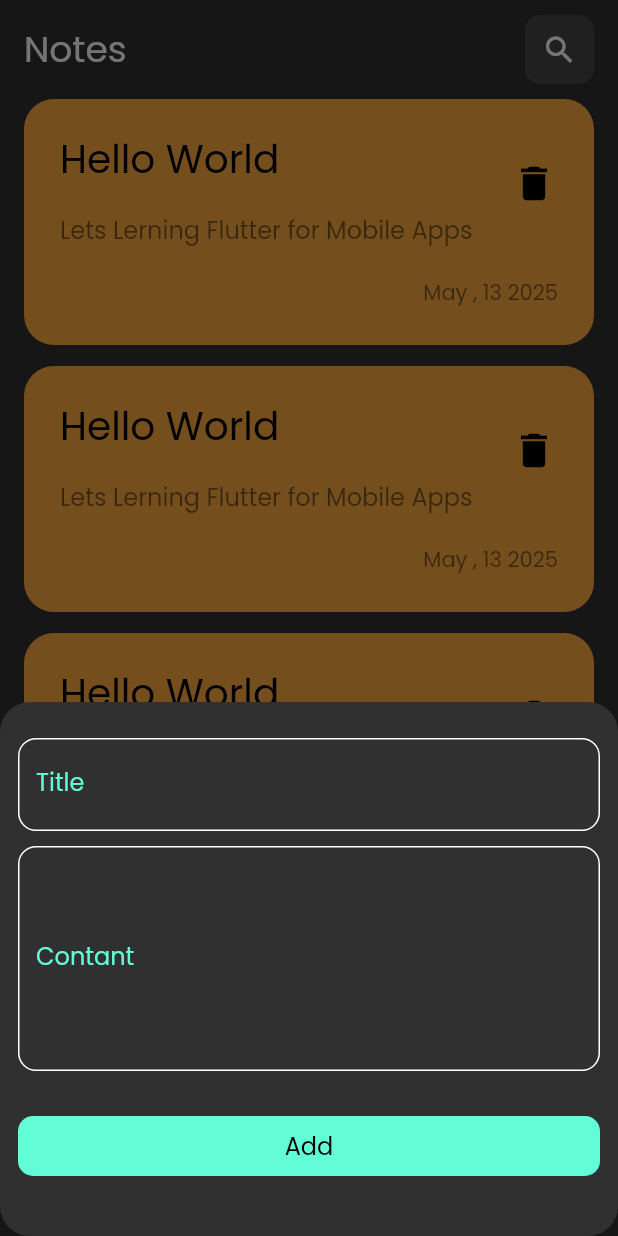
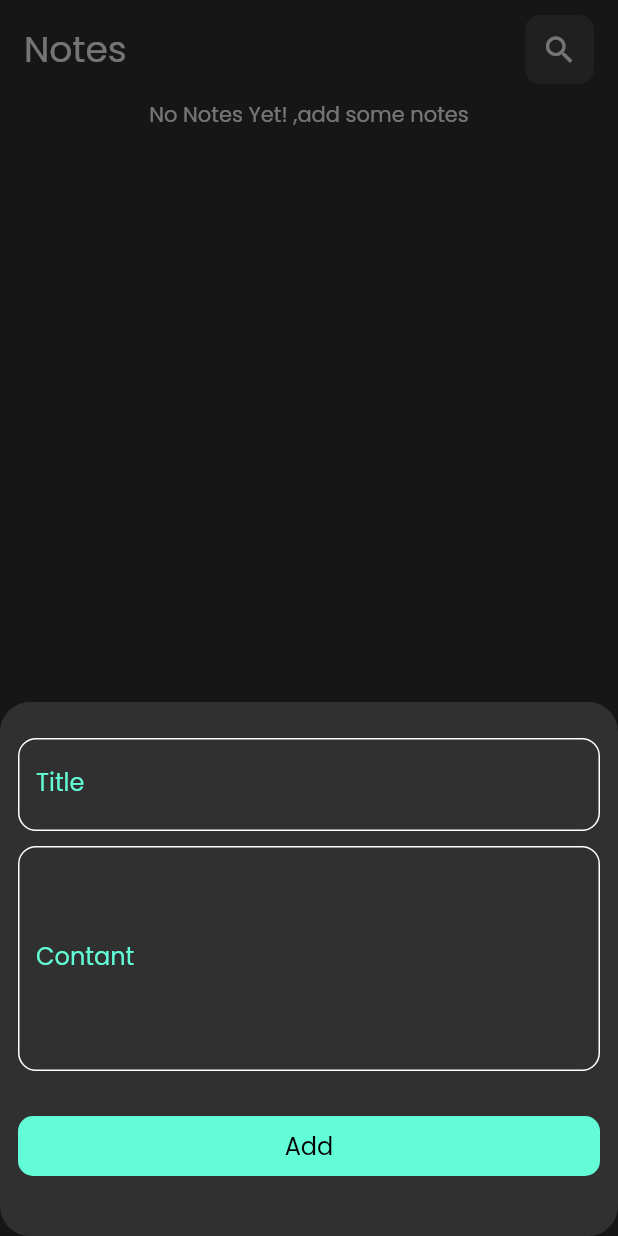
Before and after one commit to ahmedyhia123/notes_app, a Flutter app: the screen it shows after launch, after a tap on the "add" icon, on a phone screen of 412 x 824 dp. Run offline on Flutter 3.47's test engine with Material 3 defaults, Android fonts, the phone set to English and light mode, and no system bars; our stand-ins replace bloc, flutter_bloc, objectbox; generated files the repository leaves out were written again.

Commit message:
add objectBox Local Data Base and some changes

```diff
--- /dev/null
+++ b/devtools_options.yaml
@@ -0,0 +1,3 @@
+description: This file stores settings for Dart & Flutter DevTools.
+documentation: https://docs.flutter.dev/tools/devtools/extensions#configure-extension-enablement-states
+extensions:
--- a/lib/constans.dart
+++ b/lib/constans.dart
@@ -1,4 +1,4 @@
 import 'package:flutter/material.dart';
 
 const kPrimaryColor = Color(0xff62FCD6);
-const boxName = 'lNotesBox';
+const boxName = 'MyNootes';
--- a/lib/cubits/notes_cubit/notes_cubit.dart
+++ b/lib/cubits/notes_cubit/notes_cubit.dart
@@ -1,9 +1,17 @@
 import 'package:bloc/bloc.dart';
 import 'package:meta/meta.dart';
 import 'package:notes_app/models/note_model.dart';
-
+import 'package:notes_app/models/object_Box.dart';
 part 'notes_state.dart';
 
-class NotesCubitCubit extends Cubit<NotesState> {
-  NotesCubitCubit() : super(NotesInitial());
+class NotesCubit extends Cubit<NotesState> {
+  final ObjectBox objectBox;
+  List<NoteModel>? notes;
+
+  NotesCubit(this.objectBox) : super(NotesInitial());
+
+  fetchAllNotes() {
+    notes = objectBox.getAllNotes();
+    emit(NotesSucsse());
+  }
 }
--- a/lib/main.dart
+++ b/lib/main.dart
@@ -1,17 +1,17 @@
 import 'package:flutter/material.dart';
 import 'package:flutter_bloc/flutter_bloc.dart';
-import 'package:hive_flutter/hive_flutter.dart';
-import 'package:notes_app/constans.dart';
-import 'package:notes_app/cubits/add_note_cubit/cubit/add_note_cubit.dart';
-import 'package:notes_app/models/note_model.dart';
+import 'package:notes_app/cubits/notes_cubit/notes_cubit.dart';
 import 'package:notes_app/simple_bloc_observer.dart';
 import 'package:notes_app/views/notes_view.dart';
+import 'models/object_Box.dart';
 
+late ObjectBox objectBox;
 void main() async {
-  await Hive.initFlutter();
+  WidgetsFlutterBinding.ensureInitialized();
+  objectBox = await ObjectBox.init();
+
   Bloc.observer = SimpleBlocObserver();
-  Hive.registerAdapter(NoteModelAdapter());
-  await Hive.openBox<NoteModel>(boxName);
+
   runApp(const NotesApp());
 }
 
@@ -20,14 +20,18 @@ class NotesApp extends StatelessWidget {
 
   @override
   Widget build(BuildContext context) {
-    return MaterialApp(
+    return BlocProvider(
+      create: (context) => NotesCubit(objectBox),
+      child: MaterialApp(
         debugShowCheckedModeBanner: false,
         theme: ThemeData(
           brightness: Brightness.dark,
           fontFamily: 'Poppins',
           useMaterial3: false,
         ),
+
         home: NotesView(),
+      ),
     );
   }
 }
--- a/lib/models/note_model.dart
+++ b/lib/models/note_model.dart
@@ -1,19 +1,20 @@
-import 'package:hive/hive.dart';
+import 'package:objectbox/objectbox.dart';
 
-part 'note_model.g.dart';
+@Entity()
+@Sync()
+class NoteModel {
+  @Id()
+  int id;
+  String title;
 
-@HiveType(typeId: 0)
-class NoteModel extends HiveObject {
-  @HiveField(0)
-  final String title;
-  @HiveField(1)
-  final String subtitle;
-  @HiveField(2)
+  String subtitle;
+
   final String date;
-  @HiveField(3)
+
   final int color;
 
   NoteModel({
+    this.id = 0,
     required this.title,
     required this.subtitle,
     required this.date,
--- /dev/null
+++ b/lib/models/object_box.dart
@@ -0,0 +1,31 @@
+import 'note_model.dart';
+import '../objectbox.g.dart';
+
+class ObjectBox {
+  late final Store store;
+  late final Box<NoteModel> _noteBox;
+
+  ObjectBox._create(this.store) {
+    _noteBox = Box<NoteModel>(store);
+  }
+
+  static Future<ObjectBox> init() async {
+    final store = await openStore();
+    return ObjectBox._create(store);
+  }
+
+  NoteModel? getNote(int id) => _noteBox.get(id);
+  int insertNote(NoteModel note) => _noteBox.put(note);
+  void updateNote(int noteId, String newTitle, String newContent) {
+    var note = _noteBox.get(noteId); // احصل على الكائن الموجود
+    if (note != null) {
+      note.title = newTitle;
+      note.subtitle = newContent;
+      _noteBox.put(note); // قم بالتحديث
+    }
+  }
+
+  bool deleteNote(int id) => _noteBox.remove(id);
+  List<NoteModel> getAllNotes() => _noteBox.getAll();
+  deleteAllNotes() => _noteBox.removeAll();
+}
--- a/lib/views/notes_view.dart
+++ b/lib/views/notes_view.dart
@@ -1,7 +1,7 @@
 import 'package:flutter/material.dart';
 import 'package:notes_app/constans.dart';
 import 'package:notes_app/widgets/add_note_bottom_sheet.dart';
-import 'package:notes_app/widgets/note_item.dart';
+import 'package:notes_app/widgets/notes_view_body.dart';
 
 class NotesView extends StatelessWidget {
   const NotesView({super.key});
@@ -27,36 +27,7 @@ class NotesView extends StatelessWidget {
       body: SafeArea(
         child: Padding(
           padding: const EdgeInsets.symmetric(horizontal: 16, vertical: 10),
-          child: Column(
-            children: [
-              Row(
-                children: [
-                  Text('Notes', style: TextStyle(fontSize: 24)),
-                  Spacer(),
-                  Container(
-                    width: 46,
-                    height: 46,
-                    decoration: BoxDecoration(
-                      color: Colors.white10,
-                      borderRadius: BorderRadius.circular(10),
-                    ),
-                    child: Icon(Icons.search),
-                  ),
-                ],
-              ),
-              SizedBox(height: 10),
-              Expanded(
-                child: ListView.builder(
-                  itemBuilder: (context, index) {
-                    return Padding(
-                      padding: const EdgeInsets.only(bottom: 14),
-                      child: NoteItem(),
-                    );
-                  },
-                ),
-              ),
-            ],
-          ),
+          child: notes_view_body(),
         ),
       ),
     );
--- a/lib/widgets/add_note_bottom_sheet.dart
+++ b/lib/widgets/add_note_bottom_sheet.dart
@@ -1,8 +1,7 @@
 import 'package:flutter/material.dart';
 import 'package:flutter_bloc/flutter_bloc.dart';
-import 'package:modal_progress_hud_nsn/modal_progress_hud_nsn.dart';
 import 'package:notes_app/cubits/add_note_cubit/cubit/add_note_cubit.dart';
-import 'package:notes_app/models/note_model.dart';
+import 'package:notes_app/cubits/notes_cubit/notes_cubit.dart';
 import 'package:notes_app/widgets/add_note_form.dart';
 
 class AddNoteBottomSheet extends StatelessWidget {
@@ -26,6 +25,7 @@ class AddNoteBottomSheet extends StatelessWidget {
               print('there was an error! \n ${state.errorMsg}');
             }
             if (state is AddNoteSucsse) {
+              BlocProvider.of<NotesCubit>(context).fetchAllNotes();
               Navigator.pop(context);
             }
           },
--- a/lib/widgets/add_note_form.dart
+++ b/lib/widgets/add_note_form.dart
@@ -1,5 +1,6 @@
 import 'package:flutter/material.dart';
 import 'package:flutter_bloc/flutter_bloc.dart';
+import 'package:intl/intl.dart';
 import 'package:notes_app/constans.dart';
 import 'package:notes_app/cubits/add_note_cubit/cubit/add_note_cubit.dart';
 import 'package:notes_app/models/note_model.dart';
@@ -52,7 +53,10 @@ class _AddNoteFormState extends State<AddNoteForm> {
                   NoteModel(
                     title: title!,
                     subtitle: subtitle!,
-                    date: DateTime.now().toString(),
+                    date:
+                        DateFormat(
+                          "yyyy-MM-dd",
+                        ).format(DateTime.now()).toString(),
                     color: Colors.blue.value,
                   ),
                 );
--- a/lib/widgets/note_item.dart
+++ b/lib/widgets/note_item.dart
@@ -1,8 +1,13 @@
 import 'package:flutter/material.dart';
+import 'package:flutter_bloc/flutter_bloc.dart';
+import 'package:notes_app/cubits/notes_cubit/notes_cubit.dart';
+import 'package:notes_app/main.dart';
 import 'package:notes_app/views/edit_view.dart';
+import 'package:notes_app/models/note_model.dart';
 
 class NoteItem extends StatelessWidget {
-  const NoteItem({super.key});
+  const NoteItem({super.key, required this.note});
+  final NoteModel note;
 
   @override
   Widget build(BuildContext context) {
@@ -19,7 +24,7 @@ class NoteItem extends StatelessWidget {
       },
       child: Container(
         decoration: BoxDecoration(
-          color: Colors.orangeAccent,
+          color: Color(note.color),
           borderRadius: BorderRadius.circular(20),
         ),
         child: Column(
@@ -27,19 +32,19 @@ class NoteItem extends StatelessWidget {
           children: [
             ListTile(
               contentPadding: EdgeInsets.only(
-                top: 16,
+                top: 40,
                 left: 24,
                 right: 16,
-                bottom: 16,
+                bottom: 40,
               ),
               title: Text(
-                "Hello World",
+                note.title,
                 style: TextStyle(fontSize: 26, color: Colors.black),
               ),
               subtitle: Padding(
                 padding: const EdgeInsets.only(top: 16),
                 child: Text(
-                  'Lets Lerning Flutter for Mobile Apps',
+                  note.subtitle,
                   style: TextStyle(
                     fontSize: 16,
                     color: Colors.black.withOpacity(0.5),
@@ -47,14 +52,17 @@ class NoteItem extends StatelessWidget {
                 ),
               ),
               trailing: IconButton(
-                onPressed: () {},
+                onPressed: () {
+                  objectBox.deleteNote(note.id);
+                  BlocProvider.of<NotesCubit>(context).fetchAllNotes();
+                },
                 icon: Icon(Icons.delete, color: Colors.black, size: 30),
               ),
             ),
             Padding(
               padding: const EdgeInsets.only(bottom: 24, right: 24),
               child: Text(
-                "May , 13 2025",
+                note.date,
                 style: TextStyle(color: Colors.black.withOpacity(0.5)),
               ),
             ),
--- /dev/null
+++ b/lib/widgets/notes_list_view.dart
@@ -0,0 +1,35 @@
+import 'package:flutter/material.dart';
+import 'package:notes_app/models/note_model.dart';
+import 'package:flutter_bloc/flutter_bloc.dart';
+import 'package:notes_app/cubits/notes_cubit/notes_cubit.dart';
+import 'package:notes_app/widgets/note_item.dart';
+
+class NotesListView extends StatelessWidget {
+  const NotesListView({super.key});
+
+  @override
+  @override
+  Widget build(BuildContext context) {
+    return BlocBuilder<NotesCubit, NotesState>(
+      builder: (context, state) {
+        List<NoteModel> notes = BlocProvider.of<NotesCubit>(context).notes!;
+        if (notes.isNotEmpty) {
+          return Expanded(
+            child: ListView.builder(
+              itemCount: notes.length,
+
+              itemBuilder: (context, index) {
+                return Padding(
+                  padding: const EdgeInsets.only(bottom: 14),
+                  child: NoteItem(note: notes[index]),
+                );
+              },
+            ),
+          );
+        } else {
+          return Center(child: Text('No Notes Yet! ,add some notes'));
+        }
+      },
+    );
+  }
+}
--- /dev/null
+++ b/lib/widgets/notes_view_body.dart
@@ -0,0 +1,44 @@
+import 'package:flutter/material.dart';
+import 'package:notes_app/widgets/notes_list_view.dart';
+import 'package:flutter_bloc/flutter_bloc.dart';
+import 'package:notes_app/cubits/notes_cubit/notes_cubit.dart';
+
+class notes_view_body extends StatefulWidget {
+  const notes_view_body({super.key});
+
+  @override
+  State<notes_view_body> createState() => _notes_view_bodyState();
+}
+
+class _notes_view_bodyState extends State<notes_view_body> {
+  void initState() {
+    BlocProvider.of<NotesCubit>(context).fetchAllNotes();
+
+    super.initState();
+  }
+
+  @override
+  Widget build(BuildContext context) {
+    return Column(
+      children: [
+        Row(
+          children: [
+            Text('Notes', style: TextStyle(fontSize: 24)),
+            Spacer(),
+            Container(
+              width: 46,
+              height: 46,
+              decoration: BoxDecoration(
+                color: Colors.white10,
+                borderRadius: BorderRadius.circular(10),
+              ),
+              child: Icon(Icons.search),
+            ),
+          ],
+        ),
+        SizedBox(height: 10),
+        NotesListView(),
+      ],
+    );
+  }
+}
```
Also changed, not shown: lib/cubits/add_note_cubit/cubit/add_note_cubit.dart (+4 -4 lines), lib/cubits/notes_cubit/notes_state.dart (+1 -12 lines), lib/objectbox-model.json (added, +52 -0 lines), pubspec.yaml (+6 -5 lines), lib/models/note_model.g.dart (deleted), lib/objectbox.g.dart (added), pubspec.lock, 3 other files. Lines whose indentation alone changed are shown as unchanged.
